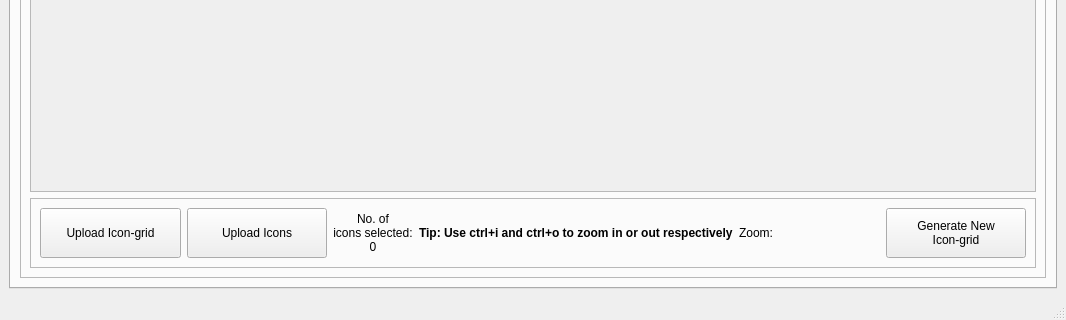
UncertainProd/FnF-Spritesheet-and-XML-Maker, file src/NewXMLPngUI.ui: the form before one commit; both pictures show x 0 to 1066 and y 470 to 790 of the 1066 by 790 pixel window.
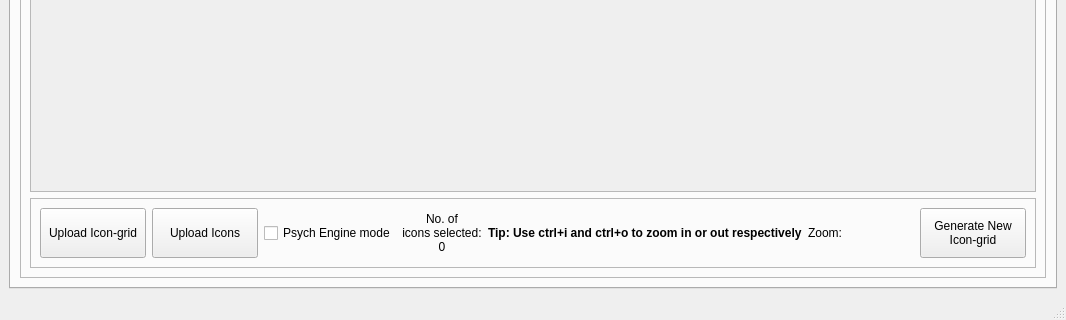
The form after the commit. The open tabs and pages were chosen to show the change.

Commit message: Added psych-engine style icon grid generation

Diff of the .ui file:
```diff
--- a/src/NewXMLPngUI.ui
+++ b/src/NewXMLPngUI.ui
@@ -236,7 +236,7 @@
              <property name="frameShadow">
               <enum>QFrame::Raised</enum>
              </property>
-             <layout class="QHBoxLayout" name="horizontalLayout_3" stretch="1,1,0,0,1,1">
+             <layout class="QHBoxLayout" name="horizontalLayout_3" stretch="1,1,0,0,0,1,1">
               <item>
                <widget class="QPushButton" name="uploadicongrid_btn">
                 <property name="minimumSize">
@@ -263,6 +263,16 @@
                 </property>
                </widget>
               </item>
+              <item>
+               <widget class="QCheckBox" name="use_psychengine_checkbox">
+                <property name="enabled">
+                 <bool>true</bool>
+                </property>
+                <property name="text">
+                 <string>Psych Engine mode</string>
+                </property>
+               </widget>
+              </item>
               <item>
                <widget class="QLabel" name="iconselected_label">
                 <property name="text">
```
Left out of the diff: 2 changed lines with no effect on the pictures. The commit also changes 3 other files.
